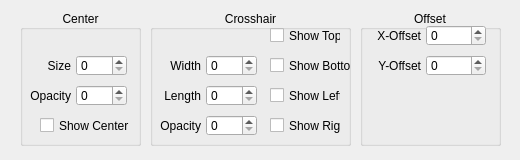
Above: QKeyMapper/qcrosshairsetupdialog.ui from Zalafina/QKeyMapper before the change. Below: the same form after it.
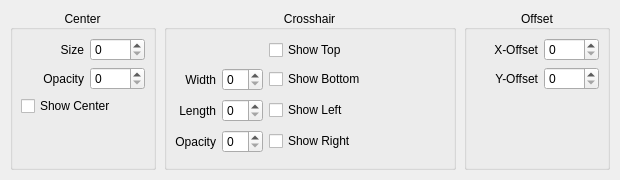
That is the form after the change.

Commit message: refactor(ui): modernize Batch 2B dialog layouts and enforce GroupBox standards

Patch:
```diff
--- a/QKeyMapper/qcrosshairsetupdialog.ui
+++ b/QKeyMapper/qcrosshairsetupdialog.ui
@@ -6,69 +6,116 @@
    <rect>
     <x>0</x>
     <y>0</y>
-    <width>520</width>
-    <height>160</height>
+    <width>620</width>
+    <height>180</height>
    </rect>
   </property>
   <property name="sizePolicy">
-   <sizepolicy hsizetype="Fixed" vsizetype="Fixed">
+   <sizepolicy hsizetype="Preferred" vsizetype="Preferred">
     <horstretch>0</horstretch>
     <verstretch>0</verstretch>
    </sizepolicy>
   </property>
   <property name="minimumSize">
    <size>
-    <width>520</width>
-    <height>160</height>
-   </size>
-  </property>
-  <property name="maximumSize">
-   <size>
-    <width>520</width>
-    <height>160</height>
+    <width>620</width>
+    <height>180</height>
    </size>
   </property>
   <property name="windowTitle">
    <string>Crosshair Setup</string>
   </property>
-  <widget class="QLabel" name="crosshairLineWidthLabel">
-   <property name="geometry">
-    <rect>
-     <x>160</x>
-     <y>55</y>
-     <width>41</width>
-     <height>21</height>
-    </rect>
+  <layout class="QHBoxLayout" name="mainHorizontalLayout" stretch="1,2,1">
+   <property name="leftMargin">
+    <number>10</number>
    </property>
+   <property name="topMargin">
+    <number>10</number>
+   </property>
+   <property name="rightMargin">
+    <number>10</number>
+   </property>
+   <property name="bottomMargin">
+    <number>10</number>
+   </property>
+   <property name="spacing">
+    <number>8</number>
+   </property>
+   <item>
+    <widget class="QGroupBox" name="centerGroupBox">
+     <property name="sizePolicy">
+      <sizepolicy hsizetype="Preferred" vsizetype="Preferred">
+       <horstretch>1</horstretch>
+       <verstretch>0</verstretch>
+      </sizepolicy>
+     </property>
+     <property name="title">
+      <string>Center</string>
+     </property>
+     <property name="alignment">
+      <set>Qt::AlignmentFlag::AlignCenter</set>
+     </property>
+     <layout class="QGridLayout" name="centerLayout">
+      <property name="leftMargin">
+       <number>8</number>
+      </property>
+      <property name="topMargin">
+       <number>8</number>
+      </property>
+      <property name="rightMargin">
+       <number>8</number>
+      </property>
+      <property name="bottomMargin">
+       <number>8</number>
+      </property>
+      <property name="horizontalSpacing">
+       <number>6</number>
+      </property>
+      <property name="verticalSpacing">
+       <number>6</number>
+      </property>
+      <item row="1" column="0">
+       <widget class="QLabel" name="centerSizeLabel">
    <property name="text">
-    <string>Width</string>
+         <string>Size</string>
    </property>
    <property name="alignment">
     <set>Qt::AlignmentFlag::AlignRight|Qt::AlignmentFlag::AlignTrailing|Qt::AlignmentFlag::AlignVCenter</set>
    </property>
   </widget>
-  <widget class="QSpinBox" name="crosshairLineLengthSpinBox">
-   <property name="geometry">
-    <rect>
-     <x>206</x>
-     <y>85</y>
-     <width>51</width>
-     <height>21</height>
-    </rect>
+      </item>
+      <item row="1" column="1">
+       <widget class="QSpinBox" name="centerSizeSpinBox">
+        <property name="maximumSize">
+         <size>
+          <width>55</width>
+          <height>16777215</height>
+         </size>
    </property>
    <property name="focusPolicy">
     <enum>Qt::FocusPolicy::ClickFocus</enum>
    </property>
   </widget>
+      </item>
+      <item row="2" column="0">
+       <widget class="QLabel" name="centerOpacityLabel">
+        <property name="text">
+         <string>Opacity</string>
+        </property>
+        <property name="alignment">
+         <set>Qt::AlignmentFlag::AlignRight|Qt::AlignmentFlag::AlignTrailing|Qt::AlignmentFlag::AlignVCenter</set>
+        </property>
+       </widget>
+      </item>
+      <item row="2" column="1">
+       <widget class="QSpinBox" name="centerOpacitySpinBox">
+        <property name="focusPolicy">
+         <enum>Qt::FocusPolicy::ClickFocus</enum>
+        </property>
+       </widget>
+      </item>
+      <item row="3" column="0" colspan="2">
   <widget class="QCheckBox" name="showCenterCheckBox">
-   <property name="geometry">
-    <rect>
-     <x>40</x>
-     <y>115</y>
-     <width>101</width>
-     <height>21</height>
-    </rect>
-   </property>
    <property name="focusPolicy">
     <enum>Qt::FocusPolicy::NoFocus</enum>
    </property>
@@ -76,86 +123,97 @@
     <string>Show Center</string>
    </property>
   </widget>
-  <widget class="QCheckBox" name="showLeftCheckBox">
-   <property name="geometry">
-    <rect>
-     <x>270</x>
-     <y>85</y>
-     <width>71</width>
-     <height>21</height>
-    </rect>
-   </property>
+      </item>
+      <item row="4" column="0" colspan="2">
+       <spacer name="centerVerticalSpacer">
+        <property name="orientation">
+         <enum>Qt::Orientation::Vertical</enum>
+        </property>
+        <property name="sizeHint" stdset="0">
+         <size>
+          <width>20</width>
+          <height>0</height>
+         </size>
+        </property>
+       </spacer>
+      </item>
+     </layout>
+    </widget>
+   </item>
+   <item>
+    <widget class="QGroupBox" name="crosshairGroupBox">
+     <property name="sizePolicy">
+      <sizepolicy hsizetype="Preferred" vsizetype="Preferred">
+       <horstretch>2</horstretch>
+       <verstretch>0</verstretch>
+      </sizepolicy>
+     </property>
+     <property name="minimumSize">
+      <size>
+       <width>250</width>
+       <height>0</height>
+      </size>
+     </property>
+     <property name="title">
+      <string>Crosshair</string>
+     </property>
+     <property name="alignment">
+      <set>Qt::AlignmentFlag::AlignCenter</set>
+     </property>
+     <layout class="QGridLayout" name="crosshairLayout" columnstretch="0,0,1">
+      <property name="leftMargin">
+       <number>8</number>
+      </property>
+      <property name="topMargin">
+       <number>8</number>
+      </property>
+      <property name="rightMargin">
+       <number>8</number>
+      </property>
+      <property name="bottomMargin">
+       <number>8</number>
+      </property>
+      <property name="horizontalSpacing">
+       <number>6</number>
+      </property>
+      <property name="verticalSpacing">
+       <number>6</number>
+      </property>
+      <item row="0" column="2">
+       <widget class="QCheckBox" name="showTopCheckBox">
    <property name="focusPolicy">
     <enum>Qt::FocusPolicy::NoFocus</enum>
    </property>
    <property name="text">
-    <string>Show Left</string>
-   </property>
-  </widget>
+         <string>Show Top</string>
+        </property>
+       </widget>
+      </item>
+      <item row="1" column="0">
+       <widget class="QLabel" name="crosshairLineWidthLabel">
+        <property name="text">
+         <string>Width</string>
+        </property>
+        <property name="alignment">
+         <set>Qt::AlignmentFlag::AlignRight|Qt::AlignmentFlag::AlignTrailing|Qt::AlignmentFlag::AlignVCenter</set>
+        </property>
+       </widget>
+      </item>
+      <item row="1" column="1">
   <widget class="QSpinBox" name="crosshairLineWidthSpinBox">
-   <property name="geometry">
-    <rect>
-     <x>206</x>
-     <y>55</y>
-     <width>51</width>
-     <height>21</height>
-    </rect>
+        <property name="maximumSize">
+         <size>
+          <width>55</width>
+          <height>16777215</height>
+         </size>
    </property>
    <property name="focusPolicy">
     <enum>Qt::FocusPolicy::ClickFocus</enum>
    </property>
   </widget>
-  <widget class="QLabel" name="crosshairLineLengthLabel">
-   <property name="geometry">
-    <rect>
-     <x>160</x>
-     <y>85</y>
-     <width>41</width>
-     <height>21</height>
-    </rect>
-   </property>
-   <property name="text">
-    <string>Length</string>
-   </property>
-   <property name="alignment">
-    <set>Qt::AlignmentFlag::AlignRight|Qt::AlignmentFlag::AlignTrailing|Qt::AlignmentFlag::AlignVCenter</set>
-   </property>
-  </widget>
-  <widget class="QSpinBox" name="centerOpacitySpinBox">
-   <property name="geometry">
-    <rect>
-     <x>76</x>
-     <y>85</y>
-     <width>51</width>
-     <height>21</height>
-    </rect>
-   </property>
-   <property name="focusPolicy">
-    <enum>Qt::FocusPolicy::ClickFocus</enum>
-   </property>
-  </widget>
-  <widget class="QSpinBox" name="crosshairOpacitySpinBox">
-   <property name="geometry">
-    <rect>
-     <x>206</x>
-     <y>115</y>
-     <width>51</width>
-     <height>21</height>
-    </rect>
-   </property>
-   <property name="focusPolicy">
-    <enum>Qt::FocusPolicy::ClickFocus</enum>
-   </property>
-  </widget>
+      </item>
+      <item row="1" column="2">
   <widget class="QCheckBox" name="showBottomCheckBox">
-   <property name="geometry">
-    <rect>
-     <x>270</x>
-     <y>55</y>
-     <width>81</width>
-     <height>21</height>
-    </rect>
-   </property>
    <property name="focusPolicy">
     <enum>Qt::FocusPolicy::NoFocus</enum>
    </property>
@@ -163,134 +221,42 @@
     <string>Show Bottom</string>
    </property>
   </widget>
-  <widget class="QSpinBox" name="y_offsetSpinBox">
-   <property name="geometry">
-    <rect>
-     <x>426</x>
-     <y>55</y>
-     <width>60</width>
-     <height>21</height>
-    </rect>
+      </item>
+      <item row="2" column="0">
+       <widget class="QLabel" name="crosshairLineLengthLabel">
+        <property name="text">
+         <string>Length</string>
+        </property>
+        <property name="alignment">
+         <set>Qt::AlignmentFlag::AlignRight|Qt::AlignmentFlag::AlignTrailing|Qt::AlignmentFlag::AlignVCenter</set>
+        </property>
+       </widget>
+      </item>
+      <item row="2" column="1">
+       <widget class="QSpinBox" name="crosshairLineLengthSpinBox">
+        <property name="maximumSize">
+         <size>
+          <width>55</width>
+          <height>16777215</height>
+         </size>
    </property>
    <property name="focusPolicy">
     <enum>Qt::FocusPolicy::ClickFocus</enum>
    </property>
   </widget>
-  <widget class="QCheckBox" name="showTopCheckBox">
-   <property name="geometry">
-    <rect>
-     <x>270</x>
-     <y>25</y>
-     <width>71</width>
-     <height>21</height>
-    </rect>
-   </property>
+      </item>
+      <item row="2" column="2">
+       <widget class="QCheckBox" name="showLeftCheckBox">
    <property name="focusPolicy">
     <enum>Qt::FocusPolicy::NoFocus</enum>
    </property>
    <property name="text">
-    <string>Show Top</string>
-   </property>
-  </widget>
-  <widget class="QSpinBox" name="x_offsetSpinBox">
-   <property name="geometry">
-    <rect>
-     <x>426</x>
-     <y>25</y>
-     <width>60</width>
-     <height>21</height>
-    </rect>
-   </property>
-   <property name="focusPolicy">
-    <enum>Qt::FocusPolicy::ClickFocus</enum>
-   </property>
-  </widget>
-  <widget class="QLabel" name="y_offsetLabel">
-   <property name="geometry">
-    <rect>
-     <x>370</x>
-     <y>55</y>
-     <width>51</width>
-     <height>21</height>
-    </rect>
-   </property>
-   <property name="text">
-    <string>Y-Offset</string>
-   </property>
-   <property name="alignment">
-    <set>Qt::AlignmentFlag::AlignRight|Qt::AlignmentFlag::AlignTrailing|Qt::AlignmentFlag::AlignVCenter</set>
-   </property>
-  </widget>
-  <widget class="QLabel" name="centerOpacityLabel">
-   <property name="geometry">
-    <rect>
-     <x>20</x>
-     <y>85</y>
-     <width>51</width>
-     <height>21</height>
-    </rect>
-   </property>
-   <property name="text">
-    <string>Opacity</string>
-   </property>
-   <property name="alignment">
-    <set>Qt::AlignmentFlag::AlignRight|Qt::AlignmentFlag::AlignTrailing|Qt::AlignmentFlag::AlignVCenter</set>
-   </property>
-  </widget>
-  <widget class="QSpinBox" name="centerSizeSpinBox">
-   <property name="geometry">
-    <rect>
-     <x>76</x>
-     <y>55</y>
-     <width>51</width>
-     <height>21</height>
-    </rect>
-   </property>
-   <property name="focusPolicy">
-    <enum>Qt::FocusPolicy::ClickFocus</enum>
-   </property>
-  </widget>
-  <widget class="QLabel" name="x_offsetLabel">
-   <property name="geometry">
-    <rect>
-     <x>370</x>
-     <y>25</y>
-     <width>51</width>
-     <height>21</height>
-    </rect>
-   </property>
-   <property name="text">
-    <string>X-Offset</string>
-   </property>
-   <property name="alignment">
-    <set>Qt::AlignmentFlag::AlignRight|Qt::AlignmentFlag::AlignTrailing|Qt::AlignmentFlag::AlignVCenter</set>
-   </property>
-  </widget>
-  <widget class="QLabel" name="centerSizeLabel">
-   <property name="geometry">
-    <rect>
-     <x>30</x>
-     <y>55</y>
-     <width>41</width>
-     <height>21</height>
-    </rect>
-   </property>
-   <property name="text">
-    <string>Size</string>
-   </property>
-   <property name="alignment">
-    <set>Qt::AlignmentFlag::AlignRight|Qt::AlignmentFlag::AlignTrailing|Qt::AlignmentFlag::AlignVCenter</set>
-   </property>
-  </widget>
+         <string>Show Left</string>
+        </property>
+       </widget>
+      </item>
+      <item row="3" column="0">
   <widget class="QLabel" name="crosshairOpacityLabel">
-   <property name="geometry">
-    <rect>
-     <x>150</x>
-     <y>115</y>
-     <width>51</width>
-     <height>21</height>
-    </rect>
-   </property>
    <property name="text">
     <string>Opacity</string>
    </property>
@@ -298,47 +264,22 @@
     <set>Qt::AlignmentFlag::AlignRight|Qt::AlignmentFlag::AlignTrailing|Qt::AlignmentFlag::AlignVCenter</set>
    </property>
   </widget>
-  <widget class="QGroupBox" name="centerGroupBox">
-   <property name="geometry">
-    <rect>
-     <x>20</x>
-     <y>10</y>
-     <width>121</width>
-     <height>136</height>
-    </rect>
-   </property>
-   <property name="title">
-    <string>Center</string>
-   </property>
-   <property name="alignment">
-    <set>Qt::AlignmentFlag::AlignCenter</set>
-   </property>
-  </widget>
-  <widget class="QGroupBox" name="crosshairGroupBox">
-   <property name="geometry">
-    <rect>
-     <x>150</x>
-     <y>10</y>
-     <width>201</width>
-     <height>136</height>
-    </rect>
-   </property>
-   <property name="title">
-    <string>Crosshair</string>
-   </property>
-   <property name="alignment">
-    <set>Qt::AlignmentFlag::AlignCenter</set>
-   </property>
-  </widget>
+      </item>
+      <item row="3" column="1">
+       <widget class="QSpinBox" name="crosshairOpacitySpinBox">
+        <property name="maximumSize">
+         <size>
+          <width>55</width>
+          <height>16777215</height>
+         </size>
+        </property>
+        <property name="focusPolicy">
+         <enum>Qt::FocusPolicy::ClickFocus</enum>
+        </property>
+       </widget>
+      </item>
+      <item row="3" column="2">
   <widget class="QCheckBox" name="showRightCheckBox">
-   <property name="geometry">
-    <rect>
-     <x>270</x>
-     <y>115</y>
-     <width>71</width>
-     <height>21</height>
-    </rect>
-   </property>
    <property name="focusPolicy">
     <enum>Qt::FocusPolicy::NoFocus</enum>
    </property>
@@ -346,14 +287,17 @@
     <string>Show Right</string>
    </property>
   </widget>
+      </item>
+     </layout>
+    </widget>
+   </item>
+   <item>
   <widget class="QGroupBox" name="offsetGroupBox">
-   <property name="geometry">
-    <rect>
-     <x>360</x>
-     <y>10</y>
-     <width>141</width>
-     <height>136</height>
-    </rect>
+     <property name="sizePolicy">
+      <sizepolicy hsizetype="Preferred" vsizetype="Preferred">
+       <horstretch>1</horstretch>
+       <verstretch>0</verstretch>
+      </sizepolicy>
    </property>
    <property name="title">
     <string>Offset</string>
@@ -361,29 +305,88 @@
    <property name="alignment">
     <set>Qt::AlignmentFlag::AlignCenter</set>
    </property>
-  </widget>
-  <zorder>offsetGroupBox</zorder>
-  <zorder>crosshairGroupBox</zorder>
-  <zorder>centerGroupBox</zorder>
-  <zorder>crosshairLineWidthLabel</zorder>
-  <zorder>crosshairLineLengthSpinBox</zorder>
-  <zorder>showCenterCheckBox</zorder>
-  <zorder>showLeftCheckBox</zorder>
-  <zorder>crosshairLineWidthSpinBox</zorder>
-  <zorder>crosshairLineLengthLabel</zorder>
-  <zorder>centerOpacitySpinBox</zorder>
-  <zorder>crosshairOpacitySpinBox</zorder>
-  <zorder>showBottomCheckBox</zorder>
-  <zorder>y_offsetSpinBox</zorder>
-  <zorder>showTopCheckBox</zorder>
-  <zorder>x_offsetSpinBox</zorder>
-  <zorder>y_offsetLabel</zorder>
-  <zorder>centerOpacityLabel</zorder>
-  <zorder>centerSizeSpinBox</zorder>
-  <zorder>x_offsetLabel</zorder>
-  <zorder>centerSizeLabel</zorder>
-  <zorder>crosshairOpacityLabel</zorder>
-  <zorder>showRightCheckBox</zorder>
+     <layout class="QGridLayout" name="offsetLayout">
+      <property name="leftMargin">
+       <number>8</number>
+      </property>
+      <property name="topMargin">
+       <number>8</number>
+      </property>
+      <property name="rightMargin">
+       <number>8</number>
+      </property>
+      <property name="bottomMargin">
+       <number>8</number>
+      </property>
+      <property name="horizontalSpacing">
+       <number>6</number>
+      </property>
+      <property name="verticalSpacing">
+       <number>6</number>
+      </property>
+      <item row="0" column="0">
+       <widget class="QLabel" name="x_offsetLabel">
+        <property name="text">
+         <string>X-Offset</string>
+        </property>
+        <property name="alignment">
+         <set>Qt::AlignmentFlag::AlignRight|Qt::AlignmentFlag::AlignTrailing|Qt::AlignmentFlag::AlignVCenter</set>
+        </property>
+       </widget>
+      </item>
+      <item row="0" column="1">
+       <widget class="QSpinBox" name="x_offsetSpinBox">
+        <property name="maximumSize">
+         <size>
+          <width>55</width>
+          <height>16777215</height>
+         </size>
+        </property>
+        <property name="focusPolicy">
+         <enum>Qt::FocusPolicy::ClickFocus</enum>
+        </property>
+       </widget>
+      </item>
+      <item row="1" column="0">
+       <widget class="QLabel" name="y_offsetLabel">
+        <property name="text">
+         <string>Y-Offset</string>
+        </property>
+        <property name="alignment">
+         <set>Qt::AlignmentFlag::AlignRight|Qt::AlignmentFlag::AlignTrailing|Qt::AlignmentFlag::AlignVCenter</set>
+        </property>
+       </widget>
+      </item>
+      <item row="1" column="1">
+       <widget class="QSpinBox" name="y_offsetSpinBox">
+        <property name="maximumSize">
+         <size>
+          <width>55</width>
+          <height>16777215</height>
+         </size>
+        </property>
+        <property name="focusPolicy">
+         <enum>Qt::FocusPolicy::ClickFocus</enum>
+        </property>
+       </widget>
+      </item>
+      <item row="2" column="0" colspan="2">
+       <spacer name="offsetVerticalSpacer">
+        <property name="orientation">
+         <enum>Qt::Orientation::Vertical</enum>
+        </property>
+        <property name="sizeHint" stdset="0">
+         <size>
+          <width>20</width>
+          <height>40</height>
+         </size>
+        </property>
+       </spacer>
+      </item>
+     </layout>
+    </widget>
+   </item>
+  </layout>
  </widget>
  <resources/>
  <connections/>
```
Lines whose indentation alone changed are shown as unchanged. The commit also changes 13 other files.
